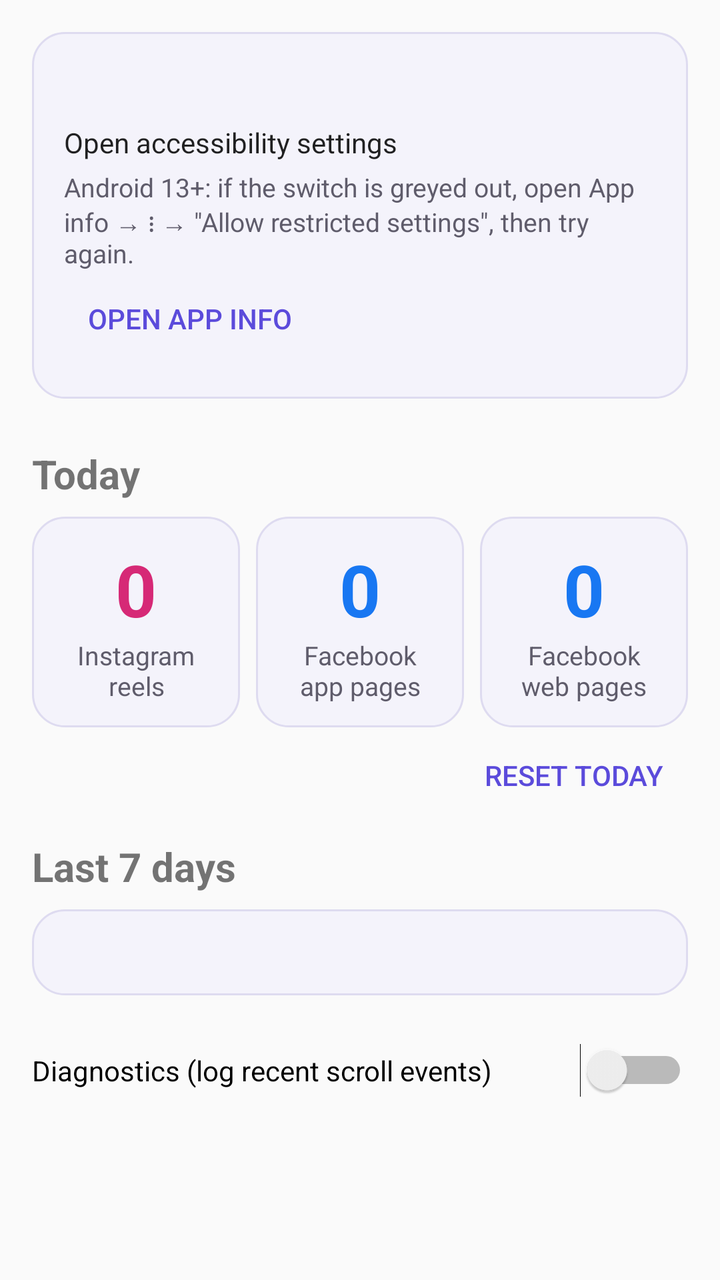
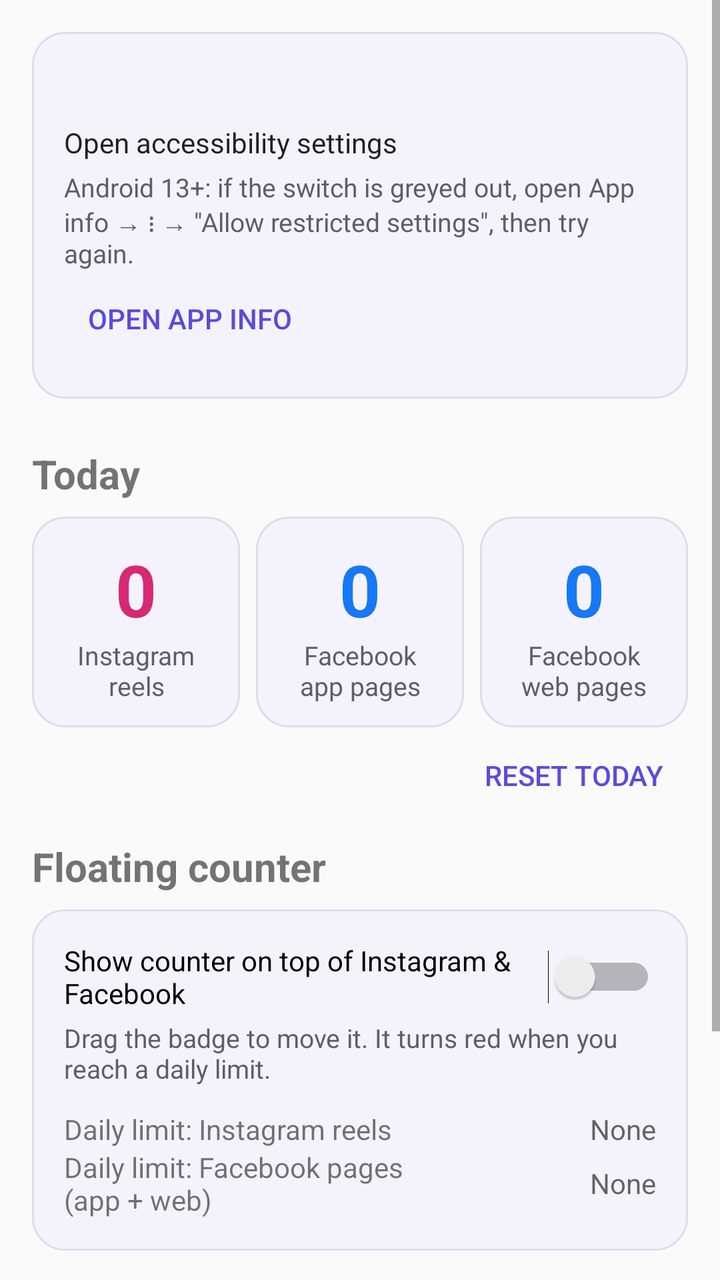

Screens rendered from an Android XML layout before and after an edit, with the pre-edit source and the edit as a unified diff.
<!-- AndroidManifest.xml: application theme AppTheme -->
<!-- res/layout/activity_main.xml -->
<?xml version="1.0" encoding="utf-8"?>
<ScrollView xmlns:android="http://schemas.android.com/apk/res/android"
    android:layout_width="match_parent"
    android:layout_height="match_parent"
    android:fillViewport="true">

    <LinearLayout
        android:layout_width="match_parent"
        android:layout_height="wrap_content"
        android:orientation="vertical"
        android:padding="16dp">

        
        <LinearLayout
            android:layout_width="match_parent"
            android:layout_height="wrap_content"
            android:background="@drawable/card_background"
            android:orientation="vertical"
            android:padding="16dp">

            <TextView
                android:id="@+id/status"
                android:layout_width="match_parent"
                android:layout_height="wrap_content"
                android:textSize="16sp"
                android:textStyle="bold" />

            <Button
                android:id="@+id/enable_button"
                android:layout_width="wrap_content"
                android:layout_height="wrap_content"
                android:layout_marginTop="8dp"
                android:text="@string/enable_service" />

            <TextView
                android:id="@+id/restricted_hint"
                android:layout_width="match_parent"
                android:layout_height="wrap_content"
                android:layout_marginTop="4dp"
                android:text="@string/restricted_hint"
                android:textColor="@color/text_secondary"
                android:textSize="13sp" />

            <Button
                android:id="@+id/app_info_button"
                style="@android:style/Widget.Material.Button.Borderless.Colored"
                android:layout_width="wrap_content"
                android:layout_height="wrap_content"
                android:text="@string/open_app_info" />
        </LinearLayout>

        <TextView
            android:layout_width="wrap_content"
            android:layout_height="wrap_content"
            android:layout_marginTop="24dp"
            android:text="@string/today"
            android:textSize="20sp"
            android:textStyle="bold" />

        
        <LinearLayout
            android:layout_width="match_parent"
            android:layout_height="wrap_content"
            android:layout_marginTop="8dp"
            android:orientation="horizontal">

            <LinearLayout
                android:layout_width="0dp"
                android:layout_height="wrap_content"
                android:layout_weight="1"
                android:background="@drawable/card_background"
                android:gravity="center_horizontal"
                android:orientation="vertical"
                android:padding="12dp">

                <TextView
                    android:id="@+id/ig_reels_count"
                    android:layout_width="wrap_content"
                    android:layout_height="wrap_content"
                    android:fontFeatureSettings="tnum"
                    android:text="0"
                    android:textColor="@color/ig"
                    android:textSize="36sp"
                    android:textStyle="bold" />

                <TextView
                    android:layout_width="wrap_content"
                    android:layout_height="wrap_content"
                    android:gravity="center"
                    android:text="@string/ig_reels"
                    android:textColor="@color/text_secondary"
                    android:textSize="13sp" />
            </LinearLayout>

            <LinearLayout
                android:layout_width="0dp"
                android:layout_height="wrap_content"
                android:layout_marginStart="8dp"
                android:layout_weight="1"
                android:background="@drawable/card_background"
                android:gravity="center_horizontal"
                android:orientation="vertical"
                android:padding="12dp">

                <TextView
                    android:id="@+id/fb_app_count"
                    android:layout_width="wrap_content"
                    android:layout_height="wrap_content"
                    android:fontFeatureSettings="tnum"
                    android:text="0"
                    android:textColor="@color/fb"
                    android:textSize="36sp"
                    android:textStyle="bold" />

                <TextView
                    android:layout_width="wrap_content"
                    android:layout_height="wrap_content"
                    android:gravity="center"
                    android:text="@string/fb_app_pages"
                    android:textColor="@color/text_secondary"
                    android:textSize="13sp" />
            </LinearLayout>

            <LinearLayout
                android:layout_width="0dp"
                android:layout_height="wrap_content"
                android:layout_marginStart="8dp"
                android:layout_weight="1"
                android:background="@drawable/card_background"
                android:gravity="center_horizontal"
                android:orientation="vertical"
                android:padding="12dp">

                <TextView
                    android:id="@+id/fb_web_count"
                    android:layout_width="wrap_content"
                    android:layout_height="wrap_content"
                    android:fontFeatureSettings="tnum"
                    android:text="0"
                    android:textColor="@color/fb"
                    android:textSize="36sp"
                    android:textStyle="bold" />

                <TextView
                    android:layout_width="wrap_content"
                    android:layout_height="wrap_content"
                    android:gravity="center"
                    android:text="@string/fb_web_pages"
                    android:textColor="@color/text_secondary"
                    android:textSize="13sp" />
            </LinearLayout>
        </LinearLayout>

        <Button
            android:id="@+id/reset_button"
            style="@android:style/Widget.Material.Button.Borderless.Colored"
            android:layout_width="wrap_content"
            android:layout_height="wrap_content"
            android:layout_gravity="end"
            android:text="@string/reset_today" />

        
        <TextView
            android:layout_width="wrap_content"
            android:layout_height="wrap_content"
            android:layout_marginTop="8dp"
            android:text="@string/last_7_days"
            android:textSize="20sp"
            android:textStyle="bold" />

        <TextView
            android:id="@+id/history"
            android:layout_width="match_parent"
            android:layout_height="wrap_content"
            android:layout_marginTop="8dp"
            android:background="@drawable/card_background"
            android:fontFamily="monospace"
            android:padding="12dp"
            android:textSize="14sp" />

        
        <Switch
            android:id="@+id/diagnostics_switch"
            android:layout_width="match_parent"
            android:layout_height="wrap_content"
            android:layout_marginTop="24dp"
            android:text="@string/diagnostics" />

        <LinearLayout
            android:id="@+id/diagnostics_panel"
            android:layout_width="match_parent"
            android:layout_height="wrap_content"
            android:orientation="vertical"
            android:visibility="gone">

            <Button
                android:id="@+id/refresh_log_button"
                style="@android:style/Widget.Material.Button.Borderless.Colored"
                android:layout_width="wrap_content"
                android:layout_height="wrap_content"
                android:text="@string/refresh_log" />

            <TextView
                android:id="@+id/log"
                android:layout_width="match_parent"
                android:layout_height="wrap_content"
                android:background="@drawable/card_background"
                android:fontFamily="monospace"
                android:padding="8dp"
                android:textIsSelectable="true"
                android:textSize="11sp" />
        </LinearLayout>
    </LinearLayout>
</ScrollView>
<!-- resources referenced by this layout -->
<resources>
  <color name="fb">#FF1877F2</color>
  <color name="ig">#FFD62976</color>
  <color name="text_secondary">#FF5F5C6B</color>
  <!-- drawable card_background (drawable) -->
  <?xml version="1.0" encoding="utf-8"?>
  <shape xmlns:android="http://schemas.android.com/apk/res/android" android:shape="rectangle">
      <solid android:color="@color/card_bg" />
      <stroke android:width="1dp" android:color="@color/card_stroke" />
      <corners android:radius="16dp" />
  </shape>
  <string name="diagnostics">Diagnostics (log recent scroll events)</string>
  <string name="enable_service">Open accessibility settings</string>
  <string name="fb_app_pages">Facebook app pages</string>
  <string name="fb_web_pages">Facebook web pages</string>
  <string name="ig_reels">Instagram reels</string>
  <string name="last_7_days">Last 7 days</string>
  <string name="open_app_info">Open app info</string>
  <string name="refresh_log">Refresh log</string>
  <string name="reset_today">Reset today</string>
  <string name="restricted_hint">Android 13+: if the switch is greyed out, open App info → ⋮ → \"Allow restricted settings\", then try again.</string>
  <string name="today">Today</string>
  <style name="AppTheme" parent="@android:style/Theme.Material.Light.DarkActionBar">
          <item name="android:colorPrimary">@color/accent</item>
          <item name="android:colorPrimaryDark">@color/accent</item>
          <item name="android:colorAccent">@color/accent</item>
      </style>
  <color name="card_bg">#FFF4F3FB</color>
  <color name="card_stroke">#FFDEDBF0</color>
  <color name="accent">#FF5B4BDB</color>
</resources>

<!-- the commit's change to res/layout/activity_main.xml (unified diff, before → after) -->
@@ -164,6 +164,85 @@
             android:layout_width="wrap_content"
             android:layout_height="wrap_content"
             android:layout_marginTop="8dp"
+            android:text="@string/floating_counter"
+            android:textSize="20sp"
+            android:textStyle="bold" />
+
+        <LinearLayout
+            android:layout_width="match_parent"
+            android:layout_height="wrap_content"
+            android:layout_marginTop="8dp"
+            android:background="@drawable/card_background"
+            android:orientation="vertical"
+            android:padding="16dp">
+
+            <Switch
+                android:id="@+id/overlay_switch"
+                android:layout_width="match_parent"
+                android:layout_height="wrap_content"
+                android:text="@string/overlay_switch" />
+
+            <TextView
+                android:layout_width="match_parent"
+                android:layout_height="wrap_content"
+                android:layout_marginTop="4dp"
+                android:text="@string/overlay_hint"
+                android:textColor="@color/text_secondary"
+                android:textSize="13sp" />
+
+            <LinearLayout
+                android:layout_width="match_parent"
+                android:layout_height="wrap_content"
+                android:layout_marginTop="12dp"
+                android:gravity="center_vertical"
+                android:orientation="horizontal">
+
+                <TextView
+                    android:layout_width="0dp"
+                    android:layout_height="wrap_content"
+                    android:layout_weight="1"
+                    android:text="@string/limit_reels" />
+
+                <EditText
+                    android:id="@+id/limit_reels"
+                    android:layout_width="96dp"
+                    android:layout_height="wrap_content"
+                    android:gravity="end"
+                    android:hint="@string/no_limit"
+                    android:importantForAutofill="no"
+                    android:inputType="number"
+                    android:maxLength="5" />
+            </LinearLayout>
+
+            <LinearLayout
+                android:layout_width="match_parent"
+                android:layout_height="wrap_content"
+                android:gravity="center_vertical"
+                android:orientation="horizontal">
+
+                <TextView
+                    android:layout_width="0dp"
+                    android:layout_height="wrap_content"
+                    android:layout_weight="1"
+                    android:text="@string/limit_facebook" />
+
+                <EditText
+                    android:id="@+id/limit_facebook"
+                    android:layout_width="96dp"
+                    android:layout_height="wrap_content"
+                    android:gravity="end"
+                    android:hint="@string/no_limit"
+                    android:importantForAutofill="no"
+                    android:inputType="number"
+                    android:maxLength="5" />
+            </LinearLayout>
+        </LinearLayout>
+
+        
+        <TextView
+            android:layout_width="wrap_content"
+            android:layout_height="wrap_content"
+            android:layout_marginTop="24dp"
             android:text="@string/last_7_days"
             android:textSize="20sp"
             android:textStyle="bold" />
<!-- resource entries referenced after the edit -->
@@ -14,9 +14,15 @@
   <string name="enable_service">Open accessibility settings</string>
   <string name="fb_app_pages">Facebook app pages</string>
   <string name="fb_web_pages">Facebook web pages</string>
+  <string name="floating_counter">Floating counter</string>
   <string name="ig_reels">Instagram reels</string>
   <string name="last_7_days">Last 7 days</string>
+  <string name="limit_facebook">Daily limit: Facebook pages (app + web)</string>
+  <string name="limit_reels">Daily limit: Instagram reels</string>
+  <string name="no_limit">None</string>
   <string name="open_app_info">Open app info</string>
+  <string name="overlay_hint">Drag the badge to move it. It turns red when you reach a daily limit.</string>
+  <string name="overlay_switch">Show counter on top of Instagram &amp; Facebook</string>
   <string name="refresh_log">Refresh log</string>
   <string name="reset_today">Reset today</string>
   <string name="restricted_hint">Android 13+: if the switch is greyed out, open App info → ⋮ → \"Allow restricted settings\", then try again.</string>
